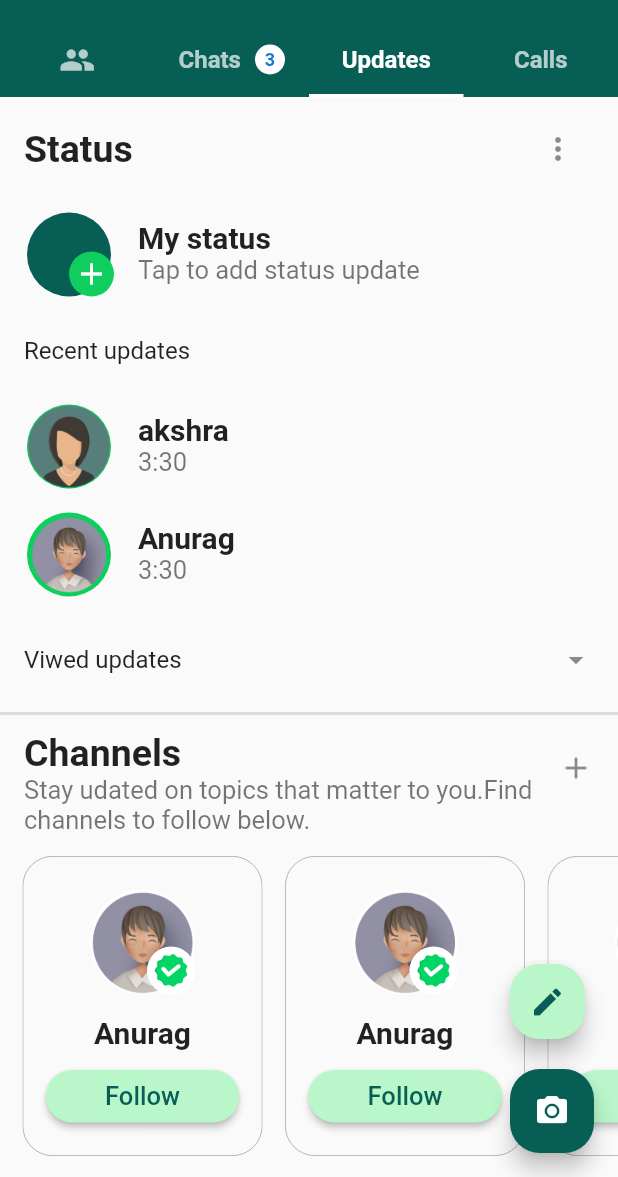
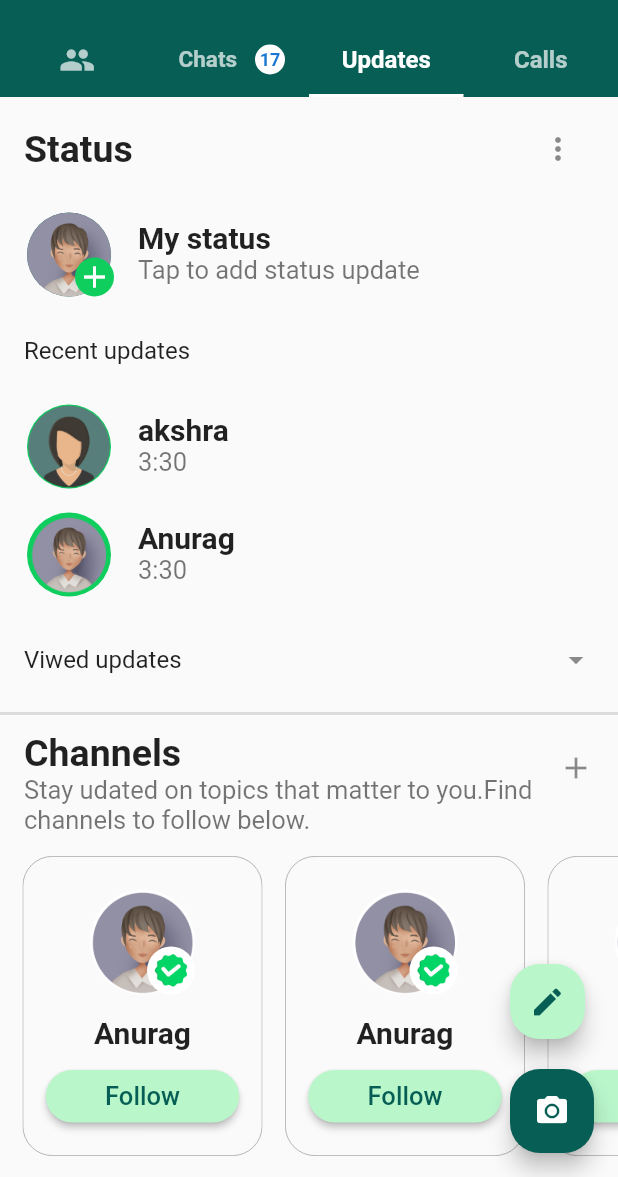
Before and after one commit to anurag-prajapati34/WhatsApp_clone, a Flutter app: the screen it shows after launch, tab 3 chosen, on a phone screen of 412 x 824 dp, the part 59-1236 px from its top. Run offline on Flutter 3.47's test engine with Material 2 defaults, Android fonts, the phone set to English and light mode, and no system bars.

Commit message:
added chat count functionality

```diff
--- a/lib/screens/chats.dart
+++ b/lib/screens/chats.dart
@@ -6,14 +6,13 @@
 // ignore: must_be_immutable
 class chats extends StatelessWidget {
   final CustomColor = myColors();
-  // var totalCount;
+  var totalCount;
 
   chats({super.key});
+
+  get index => null;
   @override
   Widget build(BuildContext context) {
-//     for(int i=0; i<content.length; i++){
-//   totalCount+=content[index].massegCount;
-// }
     return Scaffold(
         body: ListView.builder(
           itemCount: content.length,
--- a/lib/screens/homePage.dart
+++ b/lib/screens/homePage.dart
@@ -1,4 +1,5 @@
 import 'package:flutter/material.dart';
+import 'package:whatssap_clone/model.dart';
 import 'package:whatssap_clone/screens/calls.dart';
 import 'package:whatssap_clone/screens/camera.dart';
 import 'package:whatssap_clone/screens/chats.dart';
@@ -34,6 +35,17 @@
   }
 
   Widget build(BuildContext context) {
+    /// functionality to count chats and
+    /// showing in chat tab it will count atomatically number of masseges
+    int totalCount = 0;
+    int count = 0;
+
+    for (int i = 0; i < content.length; i++) {
+      totalCount = content[i].massegCount;
+      count = count + totalCount;
+    }
+/////
+
     return Scaffold(
       appBar: AppBar(
         elevation: 0,
@@ -92,12 +104,12 @@
                       child: Row(
                           mainAxisAlignment: MainAxisAlignment.spaceBetween,
                           children: [
-                        Text("Chats"),
+                        Text("Chats", style: TextStyle(fontSize: 15)),
                         CircleAvatar(
                             radius: 10,
                             backgroundColor: Colors.white,
                             child: Center(
-                              child: Text("3",
+                              child: Text("${count}",
                                   style: TextStyle(
                                       fontSize: 12,
                                       fontWeight: FontWeight.bold)),
--- a/lib/screens/updates.dart
+++ b/lib/screens/updates.dart
@@ -41,9 +41,11 @@
                   style: TextStyle(fontSize: 20, fontWeight: FontWeight.bold)),
               leading: Stack(alignment: Alignment.bottomRight, children: [
                 CircleAvatar(
-                    radius: 30, backgroundColor: customColor.primaryColor),
+                    radius: 30,
+                    backgroundColor: customColor.primaryColor,
+                    foregroundImage: AssetImage("assets/images/boy.png")),
                 CircleAvatar(
-                    radius: 15,
+                    radius: 13,
                     backgroundColor: customColor.secondaryGreen,
                     child: Icon(Icons.add, color: Colors.white))
               ]),
```
